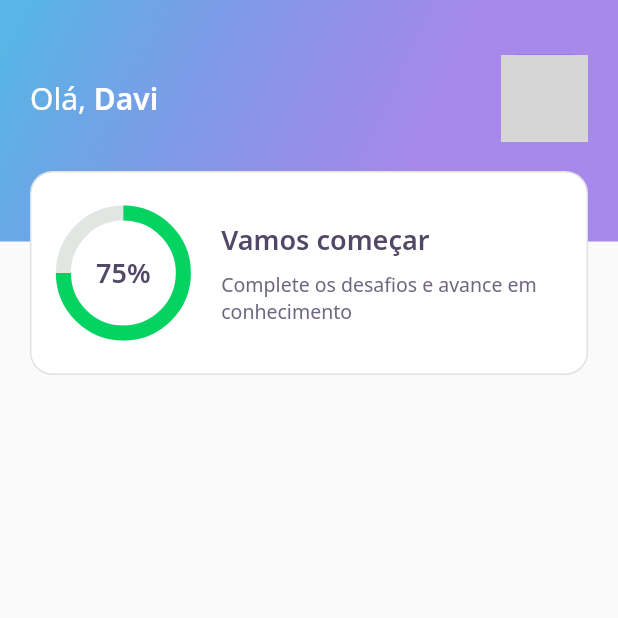
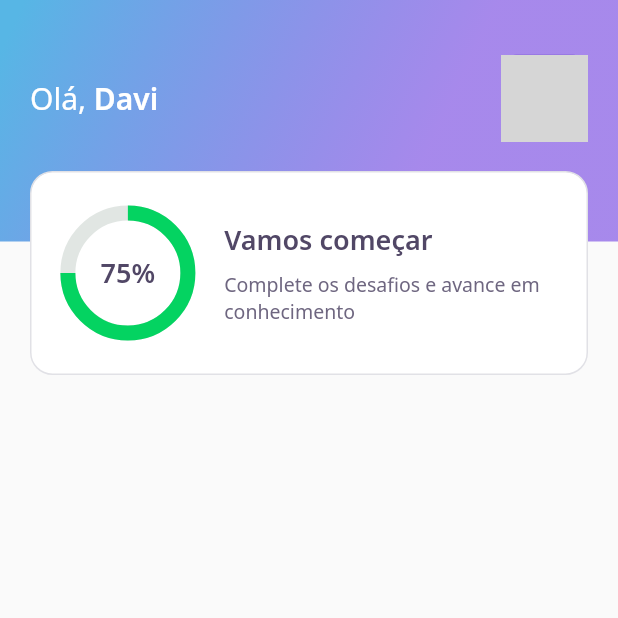
Before and after one commit to dav1rm/devquiz, a Flutter app: the screen it shows after launch, on a phone screen of 412 x 824 dp, the top half of it. Run offline on Flutter 3.47's test engine with Material 2 defaults, Android fonts, the phone set to English and light mode, and no system bars; our stand-ins replace google_fonts; network calls fail; grey boxes are pictures that could not be loaded.

Commit message:
fix padding style of store card

```diff
--- a/lib/home/widgets/appbar/app_bar_widget.dart
+++ b/lib/home/widgets/appbar/app_bar_widget.dart
@@ -38,7 +38,9 @@ class AppBarWidget extends PreferredSize {
                             decoration: BoxDecoration(
                               borderRadius: BorderRadius.circular(10),
                               border: Border.all(
-                                  color: Color(0xFF7149CD), width: 2),
+                                color: Color(0xFF7149CD),
+                                width: 2,
+                              ),
                               image: DecorationImage(
                                 image: NetworkImage(
                                     "https://avatars.githubusercontent.com/u/6731139?v=4"),
--- a/lib/home/widgets/chart/chart_widget.dart
+++ b/lib/home/widgets/chart/chart_widget.dart
@@ -5,8 +5,6 @@ class ChartWidget extends StatelessWidget {
   @override
   Widget build(BuildContext context) {
     return Container(
-      height: 80,
-      width: 80,
       child: Stack(
         children: [
           Center(
--- a/lib/home/widgets/score_card/score_card_widget.dart
+++ b/lib/home/widgets/score_card/score_card_widget.dart
@@ -9,7 +9,7 @@ class ScoreCardWidget extends StatelessWidget {
       padding: const EdgeInsets.symmetric(horizontal: 20),
       child: Container(
         height: 136,
-        padding: const EdgeInsets.all(20),
+        padding: const EdgeInsets.all(24),
         decoration: BoxDecoration(
           color: AppColors.white,
           borderRadius: BorderRadius.circular(15),
```
